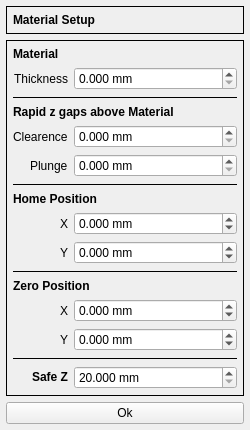
This is G2G/forms/materialsetupform.ui in aLDime/GERBER_X2 as Qt 5 draws it before an edit. The edited form follows.
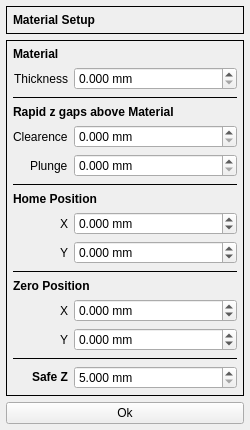
This is the edited form. Custom widgets are drawn as their Qt base class.

```diff
--- a/G2G/forms/materialsetupform.ui
+++ b/G2G/forms/materialsetupform.ui
@@ -373,7 +373,7 @@
          <number>3</number>
         </property>
         <property name="minimum">
-         <double>20.000000000000000</double>
+         <double>5.000000000000000</double>
         </property>
         <property name="maximum">
          <double>1000.000000000000000</double>
```
